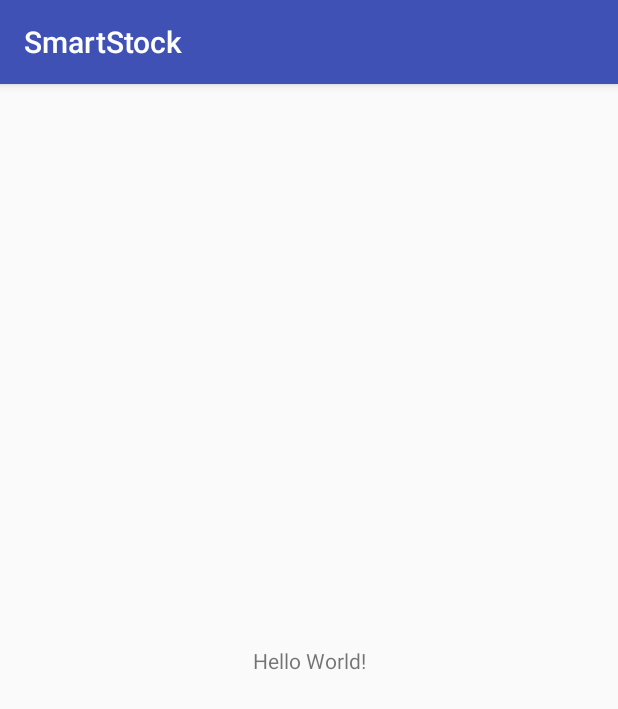
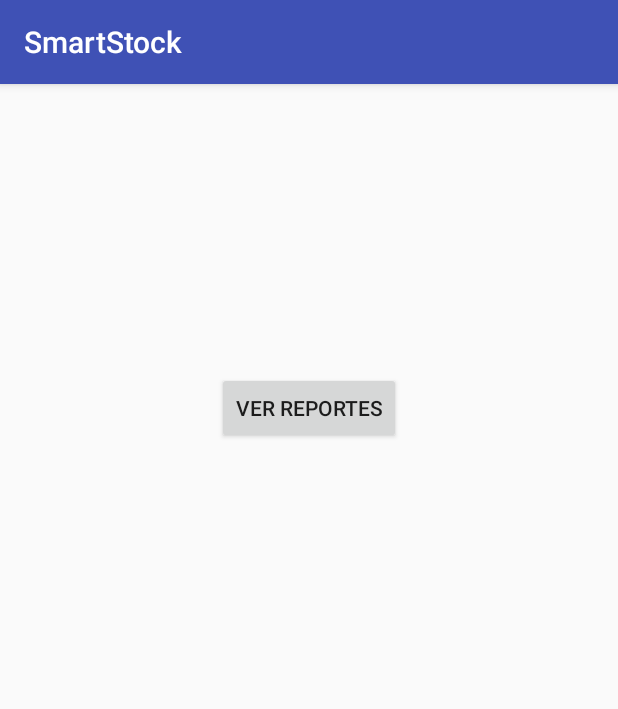
Before and after one commit to andreandyp/SmartStock, an Android app: the screen it shows after launch (MainActivity), on a phone screen of 412 x 824 dp. Shown: the top 709 px of the screen. Run offline under Robolectric (Android 15) with nearby library versions, the phone set to English and light mode, and no system bars.

```diff
--- a/app/build.gradle
+++ b/app/build.gradle
@@ -26,5 +26,6 @@ dependencies {
     })
     compile 'com.android.support:appcompat-v7:25.3.1'
     compile 'com.android.support.constraint:constraint-layout:1.0.2'
+    compile 'com.android.support:support-v4:25.3.1'
     testCompile 'junit:junit:4.12'
 }
--- a/app/src/main/AndroidManifest.xml
+++ b/app/src/main/AndroidManifest.xml
@@ -16,6 +16,7 @@
                 <category android:name="android.intent.category.LAUNCHER" />
             </intent-filter>
         </activity>
+        <activity android:name=".ReportesActivity"></activity>
     </application>
 
 </manifest>
--- a/app/src/main/java/com/smartstock/MainActivity.java
+++ b/app/src/main/java/com/smartstock/MainActivity.java
@@ -1,13 +1,24 @@
 package com.smartstock;
 
+import android.content.Intent;
 import android.support.v7.app.AppCompatActivity;
 import android.os.Bundle;
+import android.view.View;
+import android.widget.Button;
 
 public class MainActivity extends AppCompatActivity {
+    private Button reportes;
 
     @Override
     protected void onCreate(Bundle savedInstanceState) {
         super.onCreate(savedInstanceState);
         setContentView(R.layout.activity_main);
+        reportes = (Button) findViewById(R.id.reportes);
+    }
+
+    public void verReportes(View view){
+        Intent rep = new Intent(this, ReportesActivity.class);
+        finish();
+        startActivity(rep);
     }
 }
--- a/app/src/main/res/layout/activity_main.xml
+++ b/app/src/main/res/layout/activity_main.xml
@@ -1,18 +1,20 @@
 <?xml version="1.0" encoding="utf-8"?>
-<android.support.constraint.ConstraintLayout xmlns:android="http://schemas.android.com/apk/res/android"
+<RelativeLayout xmlns:android="http://schemas.android.com/apk/res/android"
     xmlns:app="http://schemas.android.com/apk/res-auto"
     xmlns:tools="http://schemas.android.com/tools"
     android:layout_width="match_parent"
     android:layout_height="match_parent"
     tools:context="com.smartstock.MainActivity">
 
-    <TextView
+    <Button
+        android:id="@+id/reportes"
         android:layout_width="wrap_content"
         android:layout_height="wrap_content"
-        android:text="Hello World!"
-        app:layout_constraintBottom_toBottomOf="parent"
-        app:layout_constraintLeft_toLeftOf="parent"
-        app:layout_constraintRight_toRightOf="parent"
-        app:layout_constraintTop_toTopOf="parent" />
-
-</android.support.constraint.ConstraintLayout>
+        android:text="Ver reportes"
+        android:onClick="verReportes"
+        tools:layout_editor_absoluteX="147dp"
+        tools:layout_editor_absoluteY="230dp"
+        android:layout_alignParentTop="true"
+        android:layout_centerHorizontal="true"
+        android:layout_marginTop="192dp" />
+</RelativeLayout>
--- a/app/src/main/res/values/strings.xml
+++ b/app/src/main/res/values/strings.xml
@@ -1,3 +1,6 @@
 <resources>
     <string name="app_name">SmartStock</string>
+
+    <!-- TODO: Remove or change this placeholder text -->
+    <string name="hello_blank_fragment">Hello blank fragment</string>
 </resources>
```
Also changed, not shown: app/src/main/java/com/smartstock/FechaHoraFragment.java (added, +44 -0 lines), app/src/main/java/com/smartstock/ReportesActivity.java (added, +21 -0 lines), app/src/main/res/layout/activity_reportes.xml (added, +45 -0 lines).
